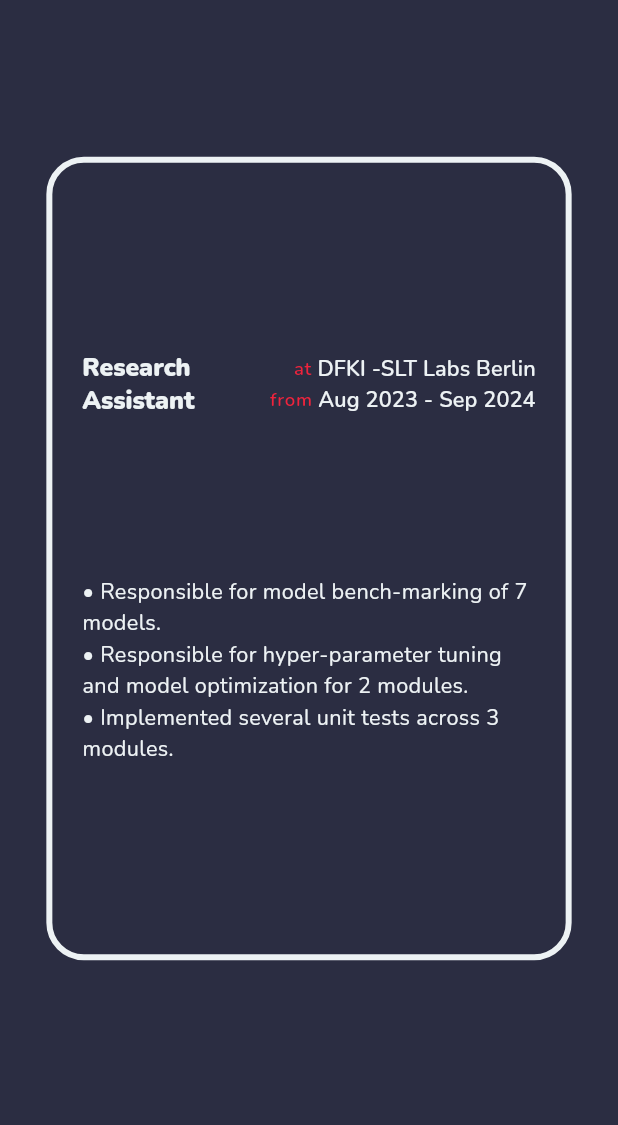
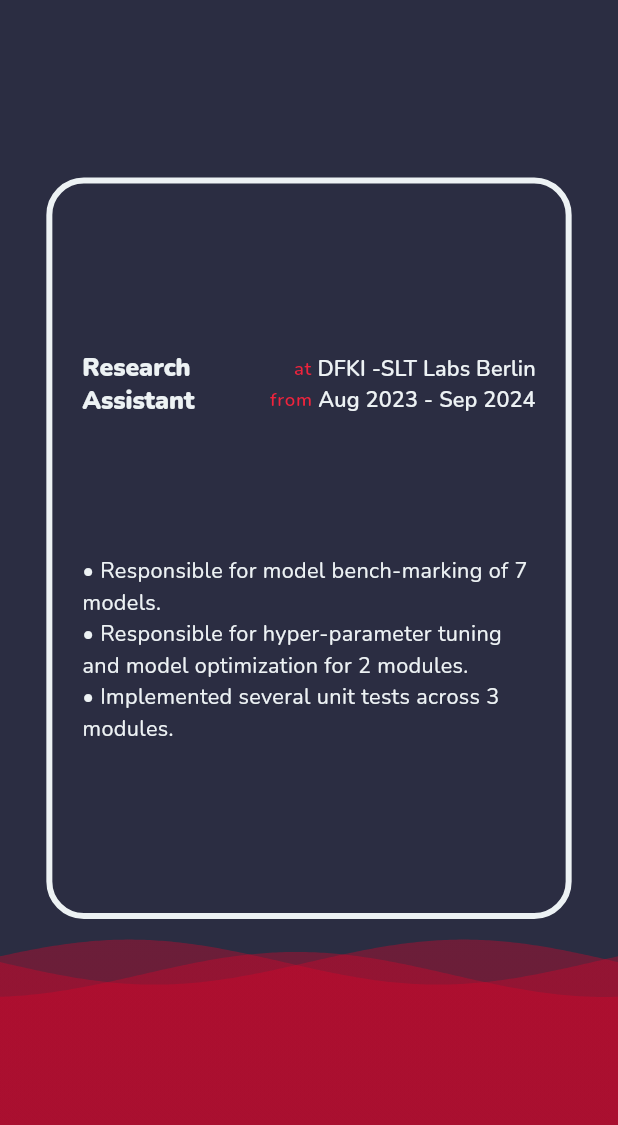
Before and after one commit to jk-tripathy/jk-tripathy.github.io, a Flutter app: the WorkView screen opened by its route, on a phone screen of 412 x 824 dp, the part 111-1236 px from its top. Run offline on Flutter 3.47's test engine with Material 3 defaults, Android fonts, the phone set to English and light mode, and no system bars; drawn by our look-alikes of wave; our stand-ins replace go_router; missing offline and left inert: dart:html.

Commit message:
feat: add bottom wave animation

```diff
--- a/lib/screens/work.dart
+++ b/lib/screens/work.dart
@@ -1,6 +1,7 @@
 import 'package:flutter/material.dart';
 import 'package:portfolio/data/dimensions.dart';
 import 'package:portfolio/data/work_list.dart';
+import 'package:portfolio/widgets/bottom_wave.dart';
 import 'package:portfolio/widgets/custom_hero.dart';
 import 'package:portfolio/widgets/page_indicator.dart';
 import 'package:portfolio/widgets/top_bar.dart';
@@ -73,7 +74,10 @@ class _WorkViewState extends State<WorkView> with TickerProviderStateMixin {
     return SafeArea(
       child: Scaffold(
         backgroundColor: Theme.of(context).primaryColorDark,
-        body: Column(
+        body: Stack(
+          children: [
+            BottomWave(),
+            Column(
               mainAxisSize: MainAxisSize.max,
               mainAxisAlignment: MainAxisAlignment.start,
               children: [
@@ -92,7 +96,7 @@ class _WorkViewState extends State<WorkView> with TickerProviderStateMixin {
                               child: Container(
                                 width: MediaQuery.of(context).size.width * 0.85,
                                 height: constraints.maxWidth < mobileWidth
-                                ? MediaQuery.of(context).size.height * 0.65
+                                    ? MediaQuery.of(context).size.height * 0.60
                                     : MediaQuery.of(context).size.height * 0.60,
                                 decoration: BoxDecoration(
                                   border: Border.all(
@@ -108,7 +112,7 @@ class _WorkViewState extends State<WorkView> with TickerProviderStateMixin {
                             Container(
                               width: MediaQuery.of(context).size.width * 0.85,
                               height: constraints.maxWidth < mobileWidth
-                              ? MediaQuery.of(context).size.height * 0.65
+                                  ? MediaQuery.of(context).size.height * 0.60
                                   : MediaQuery.of(context).size.height * 0.60,
                               child: PageView(
                                 controller: _pageViewController,
@@ -127,6 +131,8 @@ class _WorkViewState extends State<WorkView> with TickerProviderStateMixin {
                       ],
                     );
                   }),
+                ),
+              ],
             ),
           ],
         ),
--- /dev/null
+++ b/lib/widgets/bottom_wave.dart
@@ -0,0 +1,37 @@
+import 'package:flutter/material.dart';
+import 'package:wave/config.dart';
+import 'package:wave/wave.dart';
+
+class BottomWave extends StatelessWidget {
+  const BottomWave({
+    super.key,
+  });
+
+  @override
+  Widget build(BuildContext context) {
+    return Center(
+      child: WaveWidget(
+        config: CustomConfig(
+          gradients: [
+            [
+              Theme.of(context).focusColor.withOpacity(0.35),
+              Theme.of(context).focusColor.withOpacity(0.5),
+            ],
+            [
+              Theme.of(context).focusColor.withOpacity(0.35),
+              Theme.of(context).focusColor.withOpacity(0.5),
+            ],
+            [
+              Theme.of(context).focusColor.withOpacity(0.35),
+              Theme.of(context).focusColor.withOpacity(0.5),
+            ],
+          ],
+          durations: [7000, 12000, 17000],
+          heightPercentages: [0.85, 0.86, 0.85],
+        ),
+        size: Size(double.infinity, double.infinity),
+        waveAmplitude: 5,
+      ),
+    );
+  }
+}
--- a/pubspec.yaml
+++ b/pubspec.yaml
@@ -33,6 +33,7 @@ dependencies:
   url_launcher: ^6.1.14
   go_router: ^14.2.7
   file_saver: ^0.2.14
+  wave: ^0.2.2
 
 
   # The following adds the Cupertino Icons font to your application.
```
Also changed, not shown: lib/screens/about.dart (+7 -1 lines), lib/screens/contact.dart (+31 -13 lines), lib/screens/home.dart (+15 -5 lines), lib/screens/landing_page.dart (+9 -3 lines), lib/screens/papers.dart (+7 -1 lines), lib/screens/projects.dart (+7 -1 lines), pubspec.lock. Lines whose indentation alone changed are shown as unchanged.
